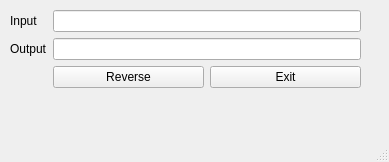
First picture: the form in mainwindow.ui, repository xu-fengfeng/python_exe, before the edit.
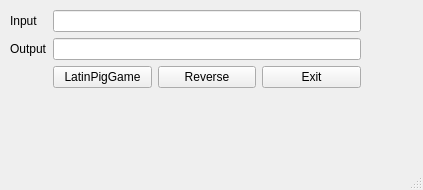
Second picture: the form after the edit.

Commit message: add pig-latin game

What changed in the file:
```diff
--- a/mainwindow.ui
+++ b/mainwindow.ui
@@ -6,14 +6,14 @@
    <rect>
     <x>0</x>
     <y>0</y>
-    <width>389</width>
-    <height>162</height>
+    <width>423</width>
+    <height>190</height>
    </rect>
   </property>
   <property name="minimumSize">
    <size>
     <width>389</width>
-    <height>162</height>
+    <height>150</height>
    </size>
   </property>
   <property name="windowTitle">
@@ -67,6 +67,19 @@
      </item>
      <item row="5" column="1">
       <layout class="QHBoxLayout" name="horizontalLayout">
+       <item>
+        <widget class="QPushButton" name="LatinPigButton">
+         <property name="sizePolicy">
+          <sizepolicy hsizetype="Expanding" vsizetype="Fixed">
+           <horstretch>0</horstretch>
+           <verstretch>0</verstretch>
+          </sizepolicy>
+         </property>
+         <property name="text">
+          <string>LatinPigGame</string>
+         </property>
+        </widget>
+       </item>
        <item>
         <widget class="QPushButton" name="ConfirmButton">
          <property name="sizePolicy">
```
Left out of the diff: 2 changed lines with no effect on the pictures. The commit also changes 1 other file.
